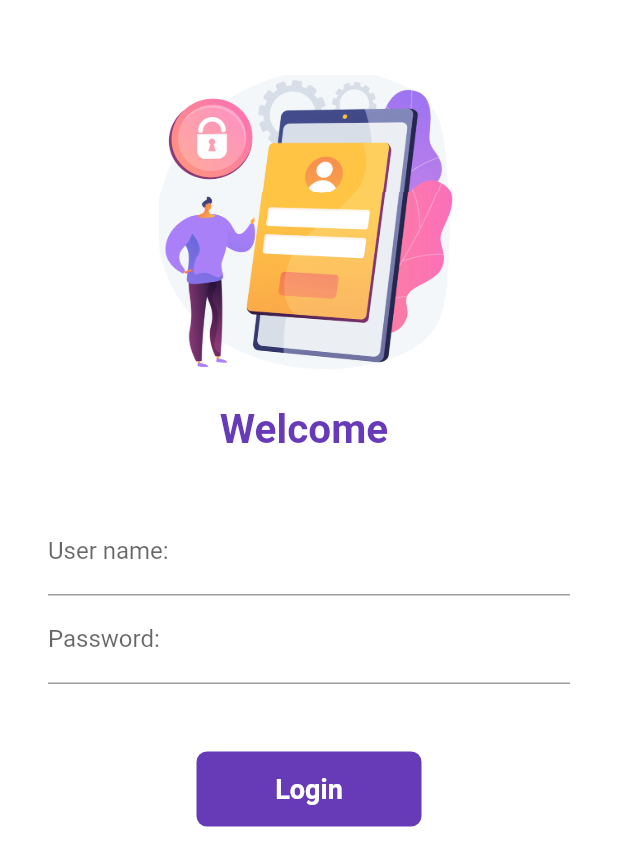
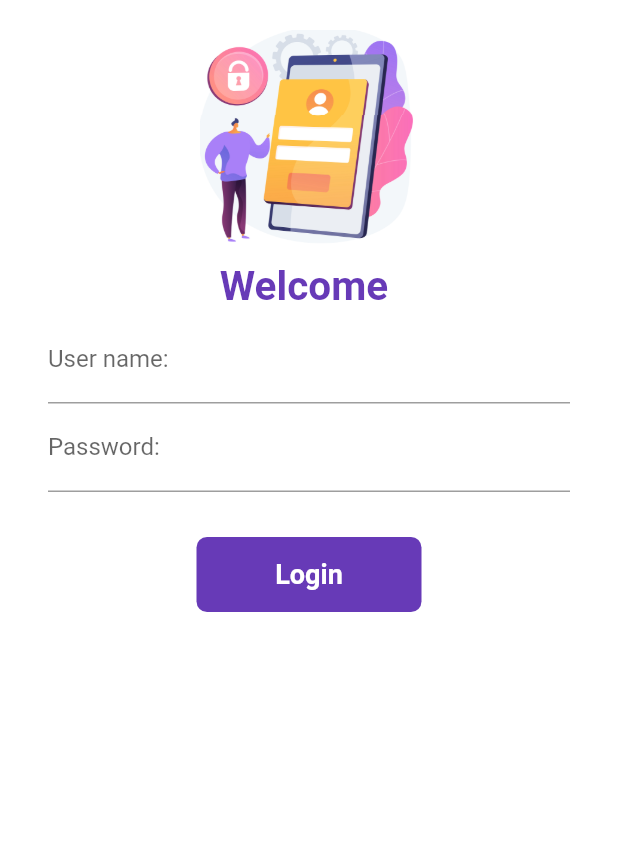
Before and after one commit to PoppyPretty/30daysofFlutter, a Flutter app: the screen it shows after launch, on a phone screen of 412 x 824 dp. Shown: the top 866 px of the screen. Run offline on Flutter 3.47's test engine with Material 2 defaults, Android fonts, the phone set to English and light mode, and no system bars; our stand-ins replace google_fonts.

Commit message:
Day 12-15 completed

```diff
--- a/assets/files/catalog.json
+++ b/assets/files/catalog.json
@@ -46,7 +46,7 @@
       "desc": "Apple iPad Pro 2020 edition",
       "price": 799,
       "color": "#f73984",
-      "image": "https://www.mobiwix.in/wp-content/uploads/2023/06/815aXjrgvL._SL1500_.webp"
+      "image": "https://d2xamzlzrdbdbn.cloudfront.net/products/1b584d6d-ab54-4d02-a2f3-5da3b62789ed_416x416.jpg"
     },
     {
       "id": 7,
--- a/lib/screens/login_page.dart
+++ b/lib/screens/login_page.dart
@@ -41,16 +41,16 @@ class _LoginPageState extends State<LoginPage> {
           child: Column(
             children: [
               const SizedBox(
-                height: 50.0,
+                height: 20.0,
               ),
               Image.asset(
                 "assets/images/mobile_login_2.png",
-                height: 200.0,
-                width: 200.0,
+                height: 145.0,
+                width: 145.0,
                 fit: BoxFit.fill, //.cover,
               ),
               const SizedBox(
-                height: 20.0,
+                height: 10.0,
               ),
               Text(
                 "Welcome $name",
@@ -60,12 +60,9 @@ class _LoginPageState extends State<LoginPage> {
                   fontWeight: FontWeight.bold,
                 ),
               ),
-              const SizedBox(
-                height: 20.0,
-              ),
               Padding(
-                padding: const EdgeInsets.symmetric(
-                    vertical: 16.0, horizontal: 32.0),
+                padding:
+                    const EdgeInsets.symmetric(vertical: 3.0, horizontal: 32.0),
                 child: Column(
                   children: [
                     TextFormField(
@@ -102,7 +99,7 @@ class _LoginPageState extends State<LoginPage> {
                       },
                     ),
                     const SizedBox(
-                      height: 45.0,
+                      height: 30.0,
                     ),
                     Material(
                       color: Colors.deepPurple,
```
